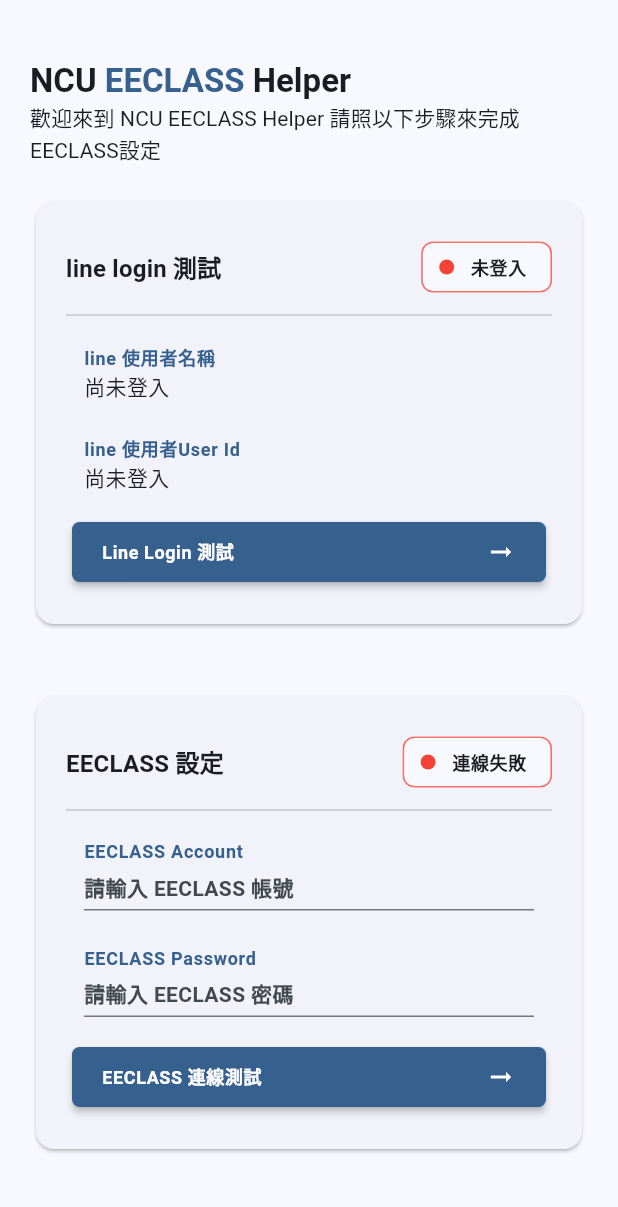
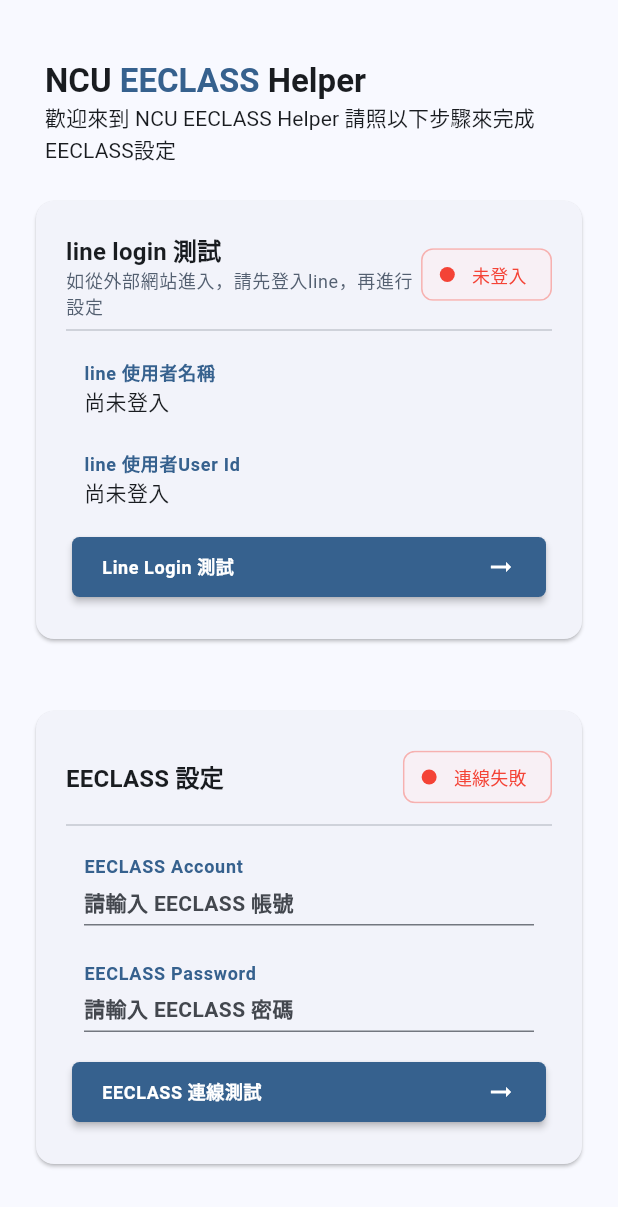
Before and after one commit to quan0715/NCU_Student_Helper, a Flutter app: the screen it shows after launch, on a phone screen of 412 x 824 dp. Shown: the top 1207 px of the screen. Run offline on Flutter 3.47's test engine with Material 2 defaults, Android fonts, the phone set to English and light mode, and no system bars; missing offline and left inert: flutter_line_liff; Roboto replaces fonts that are missing (NotoSansTC).

Commit message:
web page view update

```diff
--- /dev/null
+++ b/ncu_helper_web/lib/view/setting_page/data_display_card.dart
@@ -0,0 +1,84 @@
+import 'package:flutter/material.dart';
+import 'package:ncu_helper/view/theme/theme.dart';
+
+class DataDisplayCard extends StatelessWidget {
+  const DataDisplayCard({
+    Key? key,
+    required this.title,
+    required this.child,
+    this.elevation = 0.0,
+    this.direction = "vertical",
+  }) : super(key: key);
+
+  final String title;
+  final Widget child;
+  final double elevation;
+  final String direction;
+
+  factory DataDisplayCard.horizontal({
+    Key? key,
+    required String title,
+    required Widget child,
+    double elevation = 0.0,
+  }) {
+    return DataDisplayCard(
+      key: key,
+      title: title,
+      elevation: elevation,
+      direction: "horizontal",
+      child: child,
+    );
+  }
+
+  factory DataDisplayCard.vertical({
+    Key? key,
+    required String title,
+    required Widget child,
+    double elevation = 0.0,
+  }) {
+    return DataDisplayCard(
+      key: key,
+      title: title,
+      elevation: elevation,
+      direction: "vertical",
+      child: child,
+    );
+  }
+
+  Widget _getTitleWidget(BuildContext context){
+    return Text(
+      title,
+      style: AppText.labelMedium(context).copyWith(
+        color: AppColor.primary(context),
+      ),
+    );
+  }
+
+
+  @override
+  Widget build(BuildContext context) {
+    return Card(
+      elevation: elevation,
+      child: Padding(
+        padding: const EdgeInsets.all(8.0),
+        child: direction == "horizontal"
+        ? Row(
+          mainAxisAlignment: MainAxisAlignment.start,
+          crossAxisAlignment: CrossAxisAlignment.center,
+          children: [
+            _getTitleWidget(context),
+            const Spacer(),
+            child,
+          ])
+        : Column(
+          mainAxisAlignment: MainAxisAlignment.start,
+          crossAxisAlignment: CrossAxisAlignment.start,
+          children: [
+            _getTitleWidget(context),
+            child,
+          ],
+        ),
+      ),
+    );
+  }
+}
--- a/ncu_helper_web/lib/view/setting_page/setting_page_view.dart
+++ b/ncu_helper_web/lib/view/setting_page/setting_page_view.dart
@@ -1,8 +1,10 @@
 import 'package:flutter/material.dart';
+import 'package:ncu_helper/view/setting_page/data_display_card.dart';
+import 'package:ncu_helper/view/setting_page/setting_section.dart';
+import 'package:ncu_helper/view/setting_page/status_chip.dart';
 import 'package:ncu_helper/view/theme/theme.dart';
 import 'package:ncu_helper/view_model/setting_page_view_model.dart';
 import 'package:provider/provider.dart';
-import 'package:url_launcher/url_launcher.dart';
 
 class SettingPageView extends StatefulWidget {
   const SettingPageView({Key? key}) : super(key: key);
@@ -13,28 +15,10 @@
 class _SettingPageViewState extends State<SettingPageView> {
   SettingPageViewModel viewModel = SettingPageViewModel();
 
-  @override
-  void initState() {
-    // debugPrint(viewModel.isEEclassConnectionSuccess.toString());
-    super.initState();
-  }
-
-  Widget dataCard({double elevation = 0.0, String title = "分類", required Widget child, }){
-    return Card(
-      elevation: elevation,
-      child: Padding(
-        padding: const EdgeInsets.all(8.0),
-        child: Column(
-          mainAxisAlignment: MainAxisAlignment.start,
-          crossAxisAlignment: CrossAxisAlignment.start,
-          children: [
-            Text(title, style: AppText.labelMedium(context).copyWith(color: AppColor.primary(context)),),
-            child,
-          ],
-        ),
-      ),
-    );
-  }
+  void _lineLogin() async => await viewModel.lineLogin();
+  void _eeclassConnectionTest() async => await viewModel.eeclassConnectionTest();
+  void _launchNotionOAuth() async => await viewModel.launchNotionOAuth();
+  void _onSchedulingSettingChange() async => await viewModel.onSchedulingSettingChange();
 
   Widget _buildAccountSettingForm(){
     return Consumer<SettingPageViewModel>(
@@ -43,7 +27,7 @@
           mainAxisAlignment: MainAxisAlignment.start,
           crossAxisAlignment: CrossAxisAlignment.start,
           children: [
-            dataCard(
+            DataDisplayCard(
               title: "EECLASS Account",
               child: TextFormField(
                 style: AppText.bodyMedium(context),
@@ -59,7 +43,7 @@
                 ),
               ),
             ),
-            dataCard(
+            DataDisplayCard(
               title: "EECLASS Password",
               child: TextFormField(
                 style: AppText.bodyMedium(context),
@@ -100,7 +84,7 @@
                 mainAxisAlignment: MainAxisAlignment.spaceBetween,
                 children: [
                   Text(label, style: AppText.bodySmall(context).copyWith(color: AppColor.onPrimary(context),)),
-                  Icon(Icons.arrow_right_alt, size: 20,),
+                  const Icon(Icons.arrow_right_alt, size: 20,),
                 ],
               ),
             ),
@@ -121,7 +105,9 @@
     TextStyle titleStyle =  AppText.titleLarge(context);
     TextStyle titleStyleStrong = AppText.titleLarge(context).copyWith(color: AppColor.primary(context));
     TextStyle contentStyle = AppText.titleSmall(context).copyWith(fontWeight: FontWeight.normal);
-    return Column(
+    return Padding(
+      padding: const EdgeInsets.symmetric(horizontal: 10),
+      child: Column(
         mainAxisAlignment: MainAxisAlignment.start,
         crossAxisAlignment: CrossAxisAlignment.start,
         children: [
@@ -134,67 +120,92 @@
           )),
           Text('歡迎來到 NCU EECLASS Helper 請照以下步驟來完成EECLASS設定', style: contentStyle)
         ],
+      ),
     );
   }
 
-  Widget stateWidget(String label, Color color){
-    return RawChip(
-      avatar: CircleAvatar(
-        backgroundColor: color,
-        radius: 5,
-      ),
-      side: BorderSide(color: color.withOpacity(0.5)),
-      label: Text(label, style: AppText.bodySmall(context)),
-    );
-  }
-
-  Widget _buildSettingFrame(){
+  Widget _buildEeclassSettingFrame(){
     return Consumer<SettingPageViewModel>(
       builder: (context, viewModel, child){
         // viewModel.eeclassConnectionTest();
-        return Padding(
-        padding: const EdgeInsets.symmetric(vertical: 20),
+        return SettingSection(
+          title: "EECLASS 設定",
+          status: viewModel.isEEclassConnectionSuccess
+            ? StatusChip(label: "連線成功", color: AppColor.onSuccessColor)
+            : StatusChip(label: "連線失敗", color: AppColor.onErrorColor),
+          children: [
+            _buildAccountSettingForm(),
+            viewButton("EECLASS 連線測試", _eeclassConnectionTest)
+          ],
+        );
+      });
+  }
+
+  Widget _buildEeclassAndNotionUpdateSettingFrame(){
+    TextStyle menuLabelStyle =  AppText.bodySmall(context);
+    final MaterialStateProperty<Icon?> thumbIcon = MaterialStateProperty.resolveWith<Icon?>(
+      (Set<MaterialState> states) {
+        if (states.contains(MaterialState.selected)) {
+          return const Icon(Icons.check);
+        }
+        return const Icon(Icons.close);
+      },
+    );
+    return Consumer<SettingPageViewModel>(
+      builder: (context, viewModel, child){
+        return SettingSection(
+          title: "EECLASS & Notion 排程更新設定",
+          subTitle: "設定排程時間與切換自動/手動更新",
+          children: [
+            DataDisplayCard.horizontal(
+              title: "Auto Update 設定",
+              child: Switch(
+                thumbIcon: thumbIcon,
+                activeColor: AppColor.onSuccessColor,
+                inactiveThumbColor: AppColor.onWarningColor,
+                value: viewModel.isSchedulingModeOpen,
+                onChanged: (value) => viewModel.isSchedulingModeOpen = value,
+              ),
+            ),
+            DataDisplayCard.horizontal(
+              title: "EECLASS / Notion 更新時間",
               child: Card(
-          elevation: 1,
-          child: Column(
-            mainAxisAlignment: MainAxisAlignment.start,
-            crossAxisAlignment: CrossAxisAlignment.start,
+                child: Padding(
+                  padding: const EdgeInsets.symmetric(horizontal: 10),
+                  child: Row(
                     children: [
-              Padding(
-                  padding: const EdgeInsets.symmetric(vertical: 20, horizontal: 20),
-                  child: Column(
-                    mainAxisAlignment: MainAxisAlignment.start,
-                    crossAxisAlignment: CrossAxisAlignment.start,
-                    children: [
-                      Row(
-                        mainAxisAlignment: MainAxisAlignment.spaceBetween,
-                        children: [
-                          Text("EECLASS 設定", style: AppText.titleMedium(context)),
-                          viewModel.isEEclassConnectionSuccess
-                           ? stateWidget("連線成功", AppColor.onSuccessColor)
-                           : stateWidget("連線失敗", AppColor.onErrorColor)
-                        ],
-                      ),
-                      const Divider(),
-                      _buildAccountSettingForm(),
-                      viewButton("EECLASS 連線測試", () async => await viewModel.eeclassConnectionTest())
-                      // viewButton("EECLASS 連線測試", () async => await viewModel.userInitTest())
+                      const Icon(Icons.lock_clock),
+                      const SizedBox(width: 10,),
+                      DropdownButton(
+                        focusColor: Colors.transparent,
+                        onChanged: (value) => viewModel.schedulingTimeOption = value!,
+                        underline: Container(),
+                        value: viewModel.schedulingTimeOption,
+                        items: viewModel.schedulingTimeOptions.map(
+                          (int time) =>  DropdownMenuItem(value: time, child: Text("$time min", style: menuLabelStyle))
+                        ).toList()
+                      )
                     ],
                   ),
                 ),
+              )
+            ),
+            viewButton("更新資料", _onSchedulingSettingChange)
           ],
-          )
-        ));
+        );
       });
   }
 
-  Widget _buildOAuthSettingForm(){
+  Widget _buildOAuthFrame(){
     return Consumer<SettingPageViewModel>(
-      builder: (context, viewModel, child) => Column(
-        mainAxisAlignment: MainAxisAlignment.start,
-        crossAxisAlignment: CrossAxisAlignment.start,
+      builder: (context, viewModel, child) => SettingSection(
+        title: "Notion OAuth 設定",
+        status: viewModel.isNotionAuthSuccess
+          ? StatusChip(label: "已授權", color: AppColor.onSuccessColor)
+          : StatusChip(label: "未授權", color: AppColor.onErrorColor),
+
         children: [
-          dataCard(
+          DataDisplayCard(
             title: "Notion EECLASS TOKEN",
             child: Row(
               children: [
@@ -202,7 +213,7 @@
               ],
             )
           ),
-          dataCard(
+          DataDisplayCard(
             title: "Notion EECLASS db URL",
             child: Row(
               children: [
@@ -210,94 +221,34 @@
               ],
             )
           ),
+          viewButton("Notion OAuth 連線", () async => _launchNotionOAuth)
         ],
-      ),
-    );
-  }
-
-  Widget _buildOAuthFrame(){
-    return Consumer<SettingPageViewModel>(
-      builder: (context, viewModel, child) => Padding(
-        padding: const EdgeInsets.symmetric(vertical: 20),
-        child: Card(
-          elevation: 1,
-          child: Column(
-            mainAxisAlignment: MainAxisAlignment.start,
-            crossAxisAlignment: CrossAxisAlignment.start,
-            children: [
-              Padding(
-                padding: const EdgeInsets.symmetric(vertical: 20, horizontal: 20),
-                child: Column(
-                  mainAxisAlignment: MainAxisAlignment.start,
-                  crossAxisAlignment: CrossAxisAlignment.start,
-                  children: [
-                    Row(
-                      mainAxisAlignment: MainAxisAlignment.spaceBetween,
-                      children: [
-                        Text("Notion OAuth 設定", style: AppText.titleMedium(context)),
-                        viewModel.isNotionAuthSuccess
-                          ? stateWidget("已授權", AppColor.onSuccessColor)
-                          : stateWidget("未授權", AppColor.onErrorColor)
-
-                      ],
-                    ),
-                    const Divider(),
-                    _buildOAuthSettingForm(),
-                    viewButton("Notion OAuth 連線", () async => viewModel.launchNotionOAuth())
-                  ],
-                ),
-              ),
-            ],
-          )
-        ),
       ));
   }
 
   Widget _buildLineTestFrame(){
     return Consumer<SettingPageViewModel>(
-      builder: (context, viewModel, child) => Padding(
-        padding: const EdgeInsets.symmetric(vertical: 20),
-        child: Card(
-          elevation: 1,
-          child: Column(
-            mainAxisAlignment: MainAxisAlignment.start,
-            crossAxisAlignment: CrossAxisAlignment.start,
+      builder: (context, viewModel, child) => SettingSection(
+        title: "line login 測試",
+        subTitle: "如從外部網站進入，請先登入line，再進行設定",
+        status: viewModel.isLineLoggedIn
+          ? StatusChip(label: "已登入", color: AppColor.onSuccessColor)
+          : StatusChip(label: "未登入", color: AppColor.onErrorColor),
+
         children: [
-              Padding(
-                padding: const EdgeInsets.symmetric(vertical: 20, horizontal: 20),
-                child:
-                  Column(
-                    mainAxisAlignment: MainAxisAlignment.start,
-                    crossAxisAlignment: CrossAxisAlignment.start,
-                    children: [
-                      Row(
-                        mainAxisAlignment: MainAxisAlignment.spaceBetween,
-                        children: [
-                          Text("line login 測試", style: AppText.titleMedium(context)),
-                          viewModel.isLineLoggedIn
-                          ? stateWidget("已登入", AppColor.onSuccessColor)
-                          : stateWidget("未登入", AppColor.onErrorColor)
-
-                        ],
-                      ),
-                      const Divider(),
-                      dataCard(title: "line 使用者名稱", child: Row(
+          DataDisplayCard(title: "line 使用者名稱", child: Row(
             children: [
               Expanded(child: Text(viewModel.lineUserName)),
             ],
           )),
-                      dataCard(title: "line 使用者User Id", child: Row(
+          DataDisplayCard(title: "line 使用者User Id", child: Row(
             children: [
               Expanded(child: Text(viewModel.lineId)),
             ],
           )),
-                      viewButton("Line Login 測試", () async => await viewModel.lineLogin())
+          viewButton("Line Login 測試", _lineLogin)
         ],
-                  ),
-                ),
-            ],
-          )
-        ),
+
       ));
   }
 
@@ -315,8 +266,9 @@
               children: [
                 _buildTitleFrame(),
                 _buildLineTestFrame(),
-                _buildSettingFrame(),
+                _buildEeclassSettingFrame(),
                 _buildOAuthFrame(),
+                _buildEeclassAndNotionUpdateSettingFrame(),
               ],
               ),
           ),
--- /dev/null
+++ b/ncu_helper_web/lib/view/setting_page/setting_section.dart
@@ -0,0 +1,68 @@
+import 'package:flutter/material.dart';
+import 'package:ncu_helper/view/theme/color.dart';
+import 'package:ncu_helper/view/theme/text.dart';
+
+class SettingSection extends StatelessWidget{
+  const SettingSection({
+    super.key,
+    required this.title,
+    this.children,
+    this.subTitle,
+    this.status,
+
+  });
+  final List<Widget>? children;
+  final String title;
+  final String? subTitle;
+  final Widget? status;
+
+
+  @override
+  Widget build(BuildContext context) {
+    return Padding(
+        padding: const EdgeInsets.symmetric(vertical: 20),
+        child: Card(
+          elevation: 1,
+          child: Column(
+            mainAxisAlignment: MainAxisAlignment.start,
+            crossAxisAlignment: CrossAxisAlignment.start,
+            children: [
+              Padding(
+                padding: const EdgeInsets.symmetric(vertical: 20, horizontal: 20),
+                child:
+                  Column(
+                    mainAxisAlignment: MainAxisAlignment.center,
+                    crossAxisAlignment: CrossAxisAlignment.start,
+                    children: [
+                      Row(
+                        mainAxisAlignment: MainAxisAlignment.spaceBetween,
+                        children: [
+                          Expanded(
+                            child: Column(
+                              mainAxisAlignment: MainAxisAlignment.center,
+                              crossAxisAlignment: CrossAxisAlignment.start,
+                              children: [
+                                Text(title, style: AppText.titleMedium(context)),
+                                subTitle != null ? Text(subTitle!,
+                                softWrap: true,
+                                style: AppText.bodySmall(context).copyWith(
+                                  fontWeight: FontWeight.normal,
+                                  color: AppColor.secondary(context),
+                                ),) : const SizedBox.shrink(),
+                              ],
+                            ),
+                          ),
+                          status ?? const SizedBox.shrink(),
+                        ],
+                      ),
+                      const Divider(),
+                      ...children != null ? children! : [],
+                    ],
+                  ),
+                ),
+            ],
+          )
+        ),
+      );
+  }
+}
--- /dev/null
+++ b/ncu_helper_web/lib/view/setting_page/status_chip.dart
@@ -0,0 +1,24 @@
+import 'package:flutter/material.dart';
+
+class StatusChip extends RawChip{
+  StatusChip({
+    Key? key,
+    required String label,
+    required Color color,
+    // required Color textColor,
+    // required IconData icon,
+    // required VoidCallback onPressed,
+  }) : super(
+    key: key,
+    label: Text(label),
+    labelStyle: TextStyle(color: color, fontSize: 12),
+    backgroundColor: color.withOpacity(0.05),
+   // onPressed: onPressed,
+    avatar: CircleAvatar(
+        backgroundColor: color,
+        radius: 5,
+    ),
+    side: BorderSide(color: color.withOpacity(0.2)),
+  );
+
+}
--- a/ncu_helper_web/lib/view_model/setting_page_view_model.dart
+++ b/ncu_helper_web/lib/view_model/setting_page_view_model.dart
@@ -18,12 +18,28 @@
   String get eeclassPassword => user.eeclassPassword.isEmpty ? "None" : user.eeclassPassword;
   String get notionAuthToken => user.notionAuthToken.isEmpty ? "None" : user.notionAuthToken;
   String get notionTemplateId => user.notionDatabaseId.isEmpty ? "None" : user.notionDatabaseId;
+
   bool _isLoading = false;
   bool _isEEclassConnectionSuccess = false;
-
+  // TODO: will be move to Entity
+  bool _isSchedulingModeOpen = false;
+  List<int> schedulingTimeOptions = [10, 20 , 30, 60,];
+  int _schedulingTimeOptionValue = 10;
+  int get schedulingTimeOption => _schedulingTimeOptionValue;
   bool get isEEclassConnectionSuccess => _isEEclassConnectionSuccess;
   bool get isLineLoggedIn => liff.isLoggedIn;
   bool get isNotionAuthSuccess => user.notionAuthToken.isNotEmpty && user.notionDatabaseId.isNotEmpty;
+  bool get isSchedulingModeOpen => _isSchedulingModeOpen;
+
+  set isSchedulingModeOpen(bool isSchedulingModeOpen){
+    _isSchedulingModeOpen = isSchedulingModeOpen;
+    notifyListeners();
+  }
+
+  set schedulingTimeOption(int schedulingTimeOption){
+    _schedulingTimeOptionValue = schedulingTimeOption;
+    notifyListeners();
+  }
 
   set isLoading(bool isLoading){
     _isLoading = isLoading;
@@ -219,4 +235,19 @@
     notifyListeners();
   }
 
+  Future<void> onSchedulingSettingChange() async{
+    isLoading = true;
+    notifyListeners();
+    await Future.delayed(const Duration(seconds: 1));
+    debugPrint("update scheduling data");
+    try{
+      debugPrint("schedulingTimeOption: $schedulingTimeOption , isSchedulingModeOpen: $isSchedulingModeOpen");
+    }
+    catch(error){
+      debugPrint("onSchedulingSettingChange error ${error.toString()}");
+    }
+    isLoading = false;
+    notifyListeners();
+  }
+
 }
```
Also changed, not shown: 2 other files. Lines whose indentation alone changed are shown as unchanged.
